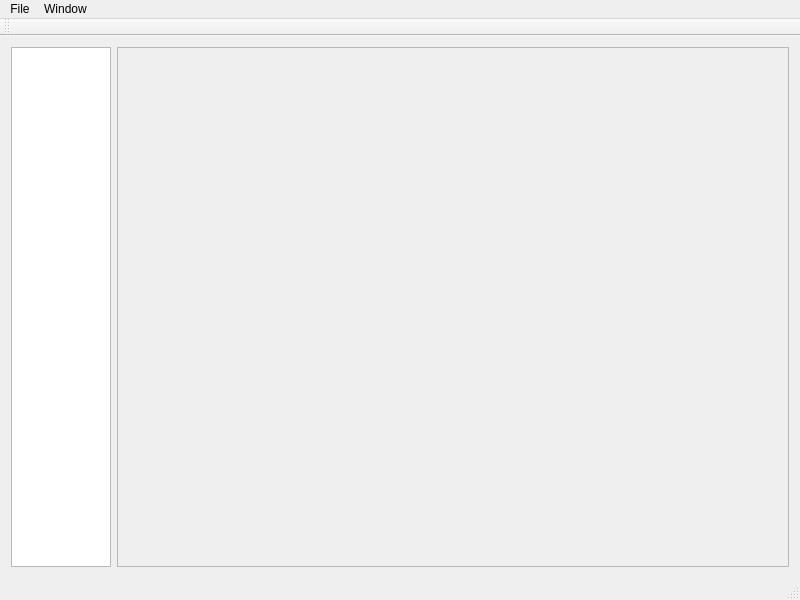
Before: the Qt Designer form source/mainwindow.ui in mighty1231/GrpEditor, drawn with Qt 5.
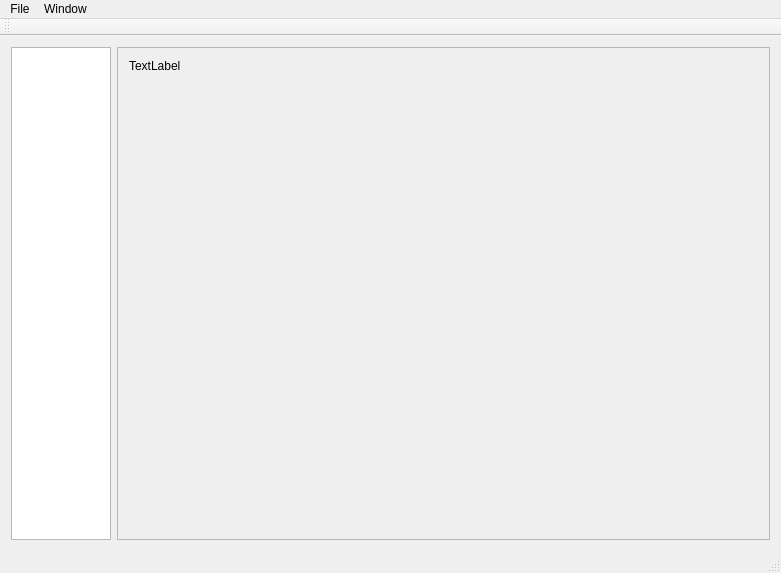
After: the same form once the commit is applied.

```diff
--- a/source/mainwindow.ui
+++ b/source/mainwindow.ui
@@ -6,8 +6,8 @@
    <rect>
     <x>0</x>
     <y>0</y>
-    <width>800</width>
-    <height>600</height>
+    <width>781</width>
+    <height>573</height>
    </rect>
   </property>
   <property name="windowTitle">
@@ -43,10 +43,28 @@
           <rect>
            <x>0</x>
            <y>0</y>
-           <width>672</width>
-           <height>525</height>
+           <width>653</width>
+           <height>498</height>
           </rect>
          </property>
+         <layout class="QGridLayout" name="gridLayout_2">
+          <item row="0" column="0">
+           <widget class="QLabel" name="grpImageLabel">
+            <property name="sizePolicy">
+             <sizepolicy hsizetype="Ignored" vsizetype="Ignored">
+              <horstretch>0</horstretch>
+              <verstretch>0</verstretch>
+             </sizepolicy>
+            </property>
+            <property name="text">
+             <string>TextLabel</string>
+            </property>
+            <property name="alignment">
+             <set>Qt::AlignLeading|Qt::AlignLeft|Qt::AlignTop</set>
+            </property>
+           </widget>
+          </item>
+         </layout>
         </widget>
        </widget>
       </item>
@@ -59,7 +77,7 @@
     <rect>
      <x>0</x>
      <y>0</y>
-     <width>800</width>
+     <width>781</width>
      <height>21</height>
     </rect>
    </property>
```
Left out of the diff: 4 changed lines with no effect on the pictures.
